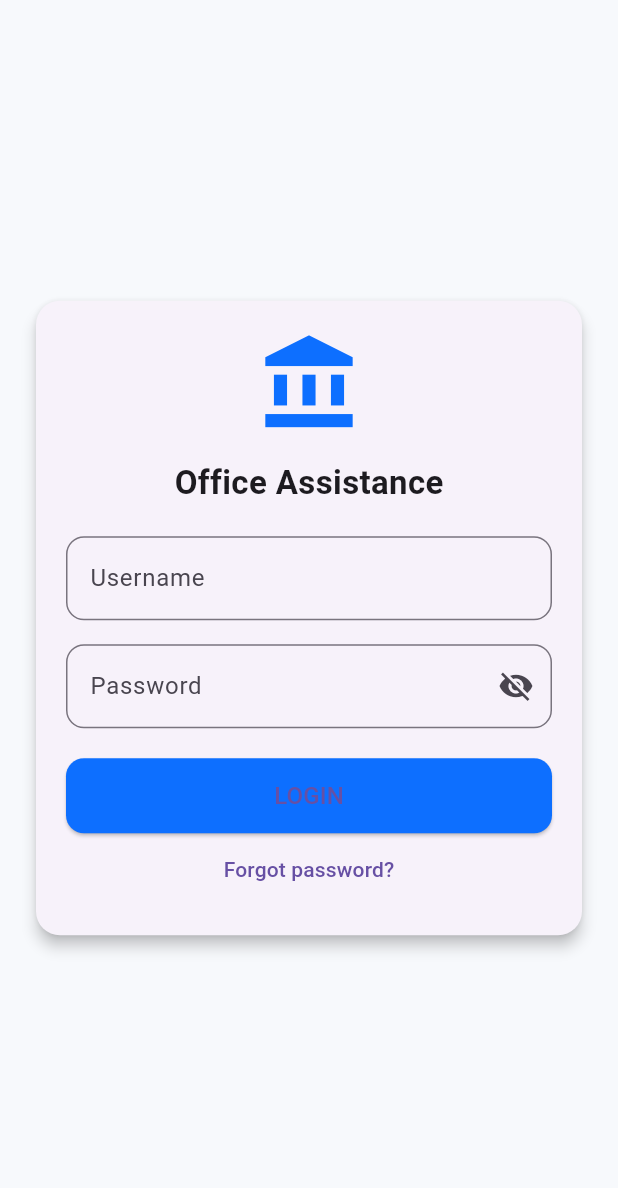
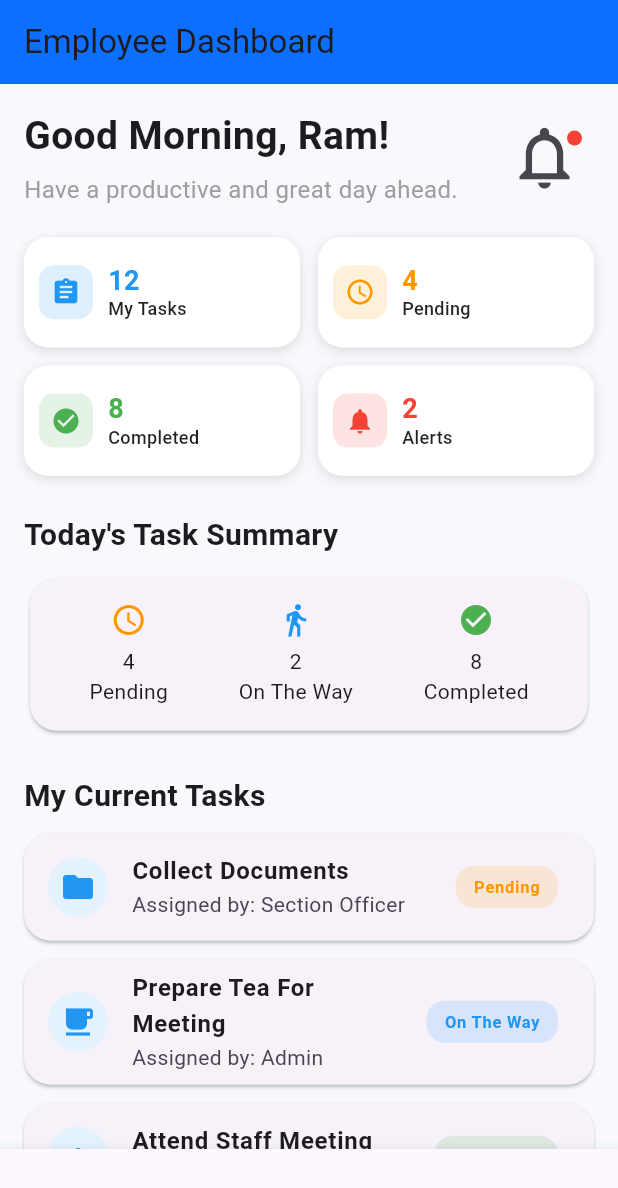
Before and after one commit to SwornimaKc/Office, a Flutter app: the screen it shows after launch, on a phone screen of 412 x 824 dp. Shown: the top 1188 px of the screen. Run offline on Flutter 3.47's test engine with Material 3 defaults, Android fonts, the phone set to English and light mode, and no system bars.

Commit message:
Employee Screen Added.

```diff
--- a/lib/main.dart
+++ b/lib/main.dart
@@ -1,5 +1,6 @@
 import 'package:flutter/material.dart';
 
+import 'screens/employee_dashboard/employee_dashboard_screen.dart';
 import 'screens/splash_screen.dart';
 
 void main()  {
@@ -22,7 +23,7 @@ class MyApp extends StatelessWidget {
       scaffoldBackgroundColor: const Color(0xFFF7F9FC),
       fontFamily:'Roboto',
       ),
-      home: const SplashScreen(),
+      home: const EmployeeDashboardScreen(),
     );
   }
 }
--- /dev/null
+++ b/lib/screens/employee_dashboard/employee_dashboard_screen.dart
@@ -0,0 +1,257 @@
+import 'package:flutter/material.dart';
+
+import 'employee_widgets/activity_tile.dart';
+import 'employee_widgets/employee_action_card.dart';
+import 'employee_widgets/employee_header.dart';
+import 'employee_widgets/employee_overview_card.dart';
+import 'employee_widgets/employee_task_card.dart';
+
+
+class EmployeeDashboardScreen extends StatelessWidget {
+  const EmployeeDashboardScreen({super.key});
+
+  @override
+  Widget build(BuildContext context) {
+    return Scaffold(
+      backgroundColor: const Color(0xffF7F9FC),
+
+       appBar: AppBar(
+        backgroundColor: const Color(0xff0D6FFF),
+        title: const Text("Employee Dashboard"),
+        elevation: 0,
+      ),
+
+
+
+      body: SafeArea(
+        child: SingleChildScrollView(
+          padding: const EdgeInsets.all(16),
+
+          child: Column(
+            crossAxisAlignment: CrossAxisAlignment.start,
+
+            children: [
+
+              const EmployeeHeader(),
+
+              const SizedBox(height: 20),
+
+              GridView.count(
+                shrinkWrap: true,
+                physics: const NeverScrollableScrollPhysics(),
+                crossAxisCount: 2,
+                crossAxisSpacing: 12,
+                mainAxisSpacing: 12,
+                childAspectRatio: 2.5,
+
+                children: const [
+                  EmployeeOverviewCard(
+                    title: "My Tasks",
+                    value: "12",
+                    icon: Icons.assignment,
+                    color: Colors.blue,
+                  ),
+                  EmployeeOverviewCard(
+                    title: "Pending",
+                    value: "4",
+                    icon: Icons.schedule,
+                    color: Colors.orange,
+                  ),
+                  EmployeeOverviewCard(
+                    title: "Completed",
+                    value: "8",
+                    icon: Icons.check_circle,
+                    color: Colors.green,
+                  ),
+                  EmployeeOverviewCard(
+                    title: "Alerts",
+                    value: "2",
+                    icon: Icons.notifications,
+                    color: Colors.red,
+                  ),
+                ],
+              ),
+
+              const SizedBox(height: 25),
+
+              const Text(
+                "Today's Task Summary",
+                style: TextStyle(
+                  fontSize: 20,
+                  fontWeight: FontWeight.bold,
+                ),
+              ),
+
+              const SizedBox(height: 10),
+
+              Card(
+                shape: RoundedRectangleBorder(
+                  borderRadius: BorderRadius.circular(18),
+                ),
+                child: const Padding(
+                  padding: EdgeInsets.all(16),
+                  child: Row(
+                    mainAxisAlignment:
+                        MainAxisAlignment.spaceAround,
+                    children: [
+                      Column(
+                        children: [
+                          Icon(Icons.schedule,
+                              color: Colors.orange),
+                          SizedBox(height: 6),
+                          Text("4"),
+                          Text("Pending"),
+                        ],
+                      ),
+                      Column(
+                        children: [
+                          Icon(Icons.directions_walk,
+                              color: Colors.blue),
+                          SizedBox(height: 6),
+                          Text("2"),
+                          Text("On The Way"),
+                        ],
+                      ),
+                      Column(
+                        children: [
+                          Icon(Icons.check_circle,
+                              color: Colors.green),
+                          SizedBox(height: 6),
+                          Text("8"),
+                          Text("Completed"),
+                        ],
+                      ),
+                    ],
+                  ),
+                ),
+              ),
+
+              const SizedBox(height: 25),
+
+              const Text(
+                "My Current Tasks",
+                style: TextStyle(
+                  fontSize: 20,
+                  fontWeight: FontWeight.bold,
+                ),
+              ),
+
+              const SizedBox(height: 10),
+
+              const EmployeeTaskCard(
+                title: "Collect Documents",
+                assignedBy: "Section Officer",
+                status: "Pending",
+                icon: Icons.folder,
+              ),
+
+              const EmployeeTaskCard(
+                title: "Prepare Tea For Meeting",
+                assignedBy: "Admin",
+                status: "On The Way",
+                icon: Icons.local_cafe,
+              ),
+
+              const EmployeeTaskCard(
+                title: "Attend Staff Meeting",
+                assignedBy: "Officer",
+                status: "Completed",
+                icon: Icons.groups,
+              ),
+
+              const SizedBox(height: 25),
+
+              const Text(
+                "Quick Actions",
+                style: TextStyle(
+                  fontSize: 20,
+                  fontWeight: FontWeight.bold,
+                ),
+              ),
+
+              const SizedBox(height: 10),
+
+              Row(
+                children: [
+
+                  Expanded(
+                    child: EmployeeActionCard(
+                      icon: Icons.assignment,
+                      title: "My Tasks",
+                      color: Colors.blue,
+                      onTap: () {},
+                    ),
+                  ),
+
+                  const SizedBox(width: 12),
+
+                  Expanded(
+                    child: EmployeeActionCard(
+                      icon: Icons.notifications,
+                      title: "Notifications",
+                      color: Colors.orange,
+                      onTap: () {},
+                    ),
+                  ),
+                ],
+              ),
+
+              const SizedBox(height: 25),
+
+              const Text(
+                "Recent Activity",
+                style: TextStyle(
+                  fontSize: 20,
+                  fontWeight: FontWeight.bold,
+                ),
+              ),
+
+              const SizedBox(height: 10),
+
+              const ActivityTile(
+                icon: Icons.check_circle,
+                title: "Task Completed",
+                subtitle: "20 minutes ago",
+              ),
+
+              const ActivityTile(
+                icon: Icons.assignment,
+                title: "New Task Assigned",
+                subtitle: "45 minutes ago",
+              ),
+
+              const ActivityTile(
+                icon: Icons.person,
+                title: "Attendance Marked",
+                subtitle: "08:45 AM",
+              ),
+            ],
+          ),
+        ),
+      ),
+
+      bottomNavigationBar: BottomNavigationBar(
+        currentIndex: 0,
+
+        items: const [
+          BottomNavigationBarItem(
+            icon: Icon(Icons.home),
+            label: "Home",
+          ),
+          BottomNavigationBarItem(
+            icon: Icon(Icons.assignment),
+            label: "Tasks",
+          ),
+          BottomNavigationBarItem(
+            icon: Icon(Icons.notifications),
+            label: "Alerts",
+          ),
+          BottomNavigationBarItem(
+            icon: Icon(Icons.person),
+            label: "Profile",
+          ),
+        ],
+      ),
+    );
+  }
+}
--- /dev/null
+++ b/lib/screens/employee_dashboard/employee_widgets/activity_tile.dart
@@ -0,0 +1,39 @@
+import 'package:flutter/material.dart';
+
+class ActivityTile extends StatelessWidget {
+  final IconData icon;
+  final String title;
+  final String subtitle;
+
+  const ActivityTile({
+    super.key,
+    required this.icon,
+    required this.title,
+    required this.subtitle,
+  });
+
+  @override
+  Widget build(BuildContext context) {
+    return Card(
+      margin:
+          const EdgeInsets.only(bottom: 10),
+
+      elevation: 0,
+
+      child: ListTile(
+        leading: CircleAvatar(
+          backgroundColor:
+              Colors.green.shade50,
+          child: Icon(
+            icon,
+            color: Colors.green,
+          ),
+        ),
+
+        title: Text(title),
+
+        subtitle: Text(subtitle),
+      ),
+    );
+  }
+}
--- /dev/null
+++ b/lib/screens/employee_dashboard/employee_widgets/employee_action_card.dart
@@ -0,0 +1,61 @@
+import 'package:flutter/material.dart';
+
+class EmployeeActionCard extends StatelessWidget {
+  final IconData icon;
+  final String title;
+  final Color color;
+  final VoidCallback onTap;
+
+  const EmployeeActionCard({
+    super.key,
+    required this.icon,
+    required this.title,
+    required this.color,
+    required this.onTap,
+  });
+
+  @override
+  Widget build(BuildContext context) {
+    return InkWell(
+      onTap: onTap,
+
+      child: Container(
+        padding: const EdgeInsets.all(16),
+
+        decoration: BoxDecoration(
+          color: Colors.white,
+
+          borderRadius:
+              BorderRadius.circular(20),
+
+          border: Border.all(
+            color: color.withOpacity(.2),
+          ),
+        ),
+
+        child: Column(
+          children: [
+
+            CircleAvatar(
+              backgroundColor:
+                  color.withOpacity(.15),
+              child: Icon(
+                icon,
+                color: color,
+              ),
+            ),
+
+            const SizedBox(height: 10),
+
+            Text(
+              title,
+              style: const TextStyle(
+                fontWeight: FontWeight.bold,
+              ),
+            ),
+          ],
+        ),
+      ),
+    );
+  }
+}
--- /dev/null
+++ b/lib/screens/employee_dashboard/employee_widgets/employee_header.dart
@@ -0,0 +1,78 @@
+import 'package:flutter/material.dart';
+
+class EmployeeHeader extends StatelessWidget {
+  const EmployeeHeader({super.key});
+
+  @override
+  Widget build(BuildContext context) {
+    return Row(
+      children: [
+
+        Expanded(
+          child: Column(
+            crossAxisAlignment: CrossAxisAlignment.start,
+            children: const [
+
+              Text(
+                "Good Morning, Ram! ",
+                style: TextStyle(
+                  fontSize: 26,
+                  fontWeight: FontWeight.bold,
+                ),
+              ),
+
+              SizedBox(height: 6),
+
+              Text(
+                "Have a productive and great day ahead.",
+                style: TextStyle(
+                  color: Colors.grey,
+                  fontSize: 16,
+                ),
+              ),
+            ],
+          ),
+        ),
+
+        Stack(
+          children: [
+
+            IconButton(
+              onPressed: () {},
+              icon: const Icon(
+                Icons.notifications_none,
+                size: 50,
+              ),
+            ),
+
+            Positioned(
+              right: 8,
+              top: 8,
+              child: Container(
+                padding: const EdgeInsets.all(5),
+                decoration: const BoxDecoration(
+                  color: Colors.red,
+                  shape: BoxShape.circle,
+                ),
+                child: const Text(
+                  "",
+                  style: TextStyle(
+                    color: Colors.white,
+                    fontSize: 10,
+                  ),
+                ),
+              ),
+            ),
+          ],
+        ),
+
+        // const CircleAvatar(
+        //   radius: 24,
+        //  backgroundImage:AssetImage(
+        //   "C:\Users\lenovo\tmobile_app\lib\assests\ram.avif",
+        //  ),
+        //  ),
+      ],
+    );
+  }
+}
--- /dev/null
+++ b/lib/screens/employee_dashboard/employee_widgets/employee_overview_card.dart
@@ -0,0 +1,82 @@
+import 'package:flutter/material.dart';
+
+class EmployeeOverviewCard extends StatelessWidget {
+  final String title;
+  final String value;
+  final IconData icon;
+  final Color color;
+
+  const EmployeeOverviewCard({
+    super.key,
+    required this.title,
+    required this.value,
+    required this.icon,
+    required this.color,
+  });
+
+  @override
+  Widget build(BuildContext context) {
+    return Container(
+      padding: const EdgeInsets.symmetric(horizontal: 10, vertical: 8),
+      decoration: BoxDecoration(
+        color: Colors.white,
+        borderRadius: BorderRadius.circular(16),
+        boxShadow: const [
+          BoxShadow(
+            color: Colors.black12,
+            blurRadius: 6,
+            offset: Offset(0, 2),
+          ),
+        ],
+      ),
+      child: Row(
+        mainAxisSize: MainAxisSize.min,
+        crossAxisAlignment: CrossAxisAlignment.center,
+        children: [
+          Container(
+            padding: const EdgeInsets.all(8),
+            decoration: BoxDecoration(
+              color: color.withOpacity(0.15),
+              borderRadius: BorderRadius.circular(10),
+            ),
+            child: Icon(
+              icon,
+              color: color,
+              size: 20, // reduced for balance
+            ),
+          ),
+
+          const SizedBox(width: 10),
+
+          Flexible(
+            child: Column(
+              mainAxisSize: MainAxisSize.min,
+              crossAxisAlignment: CrossAxisAlignment.start,
+              children: [
+                Text(
+                  value,
+                  style: TextStyle(
+                    fontSize: 18, // reduced
+                    fontWeight: FontWeight.bold,
+                    color: color,
+                    height: 1.1,
+                  ),
+                ),
+                const SizedBox(height: 2),
+                Text(
+                  title,
+                  style: const TextStyle(
+                    fontSize: 12,
+                    fontWeight: FontWeight.w500,
+                    color: Colors.black87,
+                    height: 1.1,
+                  ),
+                ),
+              ],
+            ),
+          ),
+        ],
+      ),
+    );
+  }
+}
--- /dev/null
+++ b/lib/screens/employee_dashboard/employee_widgets/employee_task_card.dart
@@ -0,0 +1,90 @@
+import 'package:flutter/material.dart';
+
+class EmployeeTaskCard extends StatelessWidget {
+  final String title;
+  final String assignedBy;
+  final String status;
+  final IconData icon;
+
+  const EmployeeTaskCard({
+    super.key,
+    required this.title,
+    required this.assignedBy,
+    required this.status,
+    required this.icon,
+  });
+
+  Color getStatusColor() {
+    switch (status) {
+      case "Pending":
+        return Colors.orange;
+
+      case "On The Way":
+        return Colors.blue;
+
+      case "Completed":
+        return Colors.green;
+
+      default:
+        return Colors.grey;
+    }
+  }
+
+  @override
+  Widget build(BuildContext context) {
+    return Card(
+      margin:
+          const EdgeInsets.only(bottom: 12),
+
+      shape: RoundedRectangleBorder(
+        borderRadius:
+            BorderRadius.circular(18),
+      ),
+
+      child: ListTile(
+        leading: CircleAvatar(
+          backgroundColor:
+              Colors.blue.shade50,
+          child: Icon(
+            icon,
+            color: Colors.blue,
+          ),
+        ),
+
+        title: Text(
+          title,
+          style: const TextStyle(
+            fontWeight: FontWeight.bold,
+          ),
+        ),
+
+        subtitle: Text(
+          "Assigned by: $assignedBy",
+        ),
+
+        trailing: Container(
+          padding:
+              const EdgeInsets.symmetric(
+            horizontal: 12,
+            vertical: 6,
+          ),
+
+          decoration: BoxDecoration(
+            color:
+                getStatusColor().withOpacity(.15),
+            borderRadius:
+                BorderRadius.circular(12),
+          ),
+
+          child: Text(
+            status,
+            style: TextStyle(
+              color: getStatusColor(),
+              fontWeight: FontWeight.bold,
+            ),
+          ),
+        ),
+      ),
+    );
+  }
+}
```
Also changed, not shown: 1 other file.
